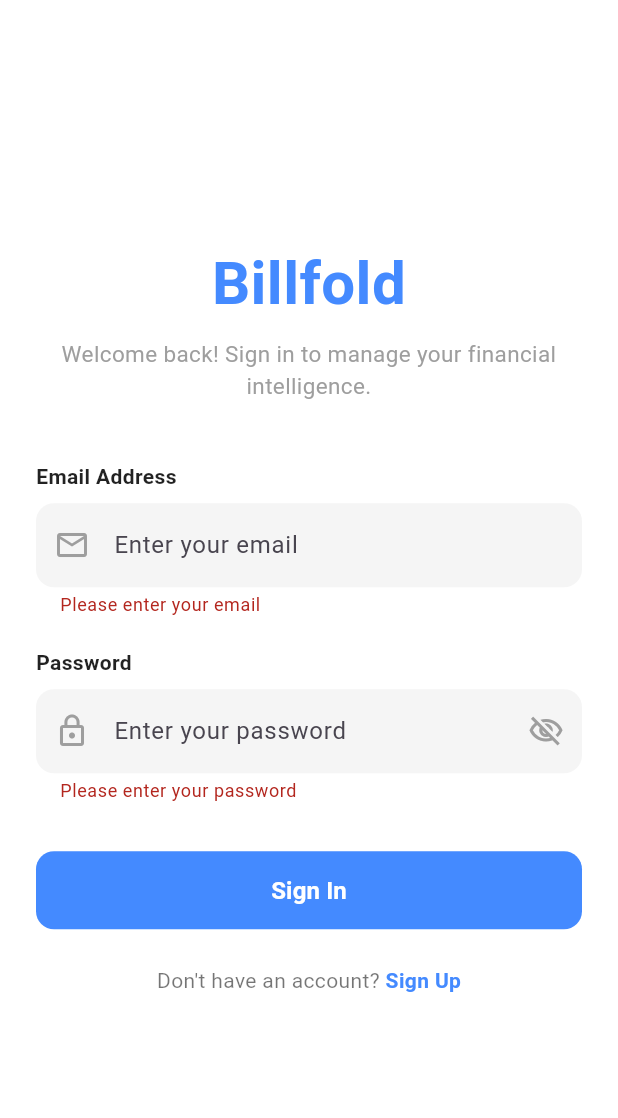
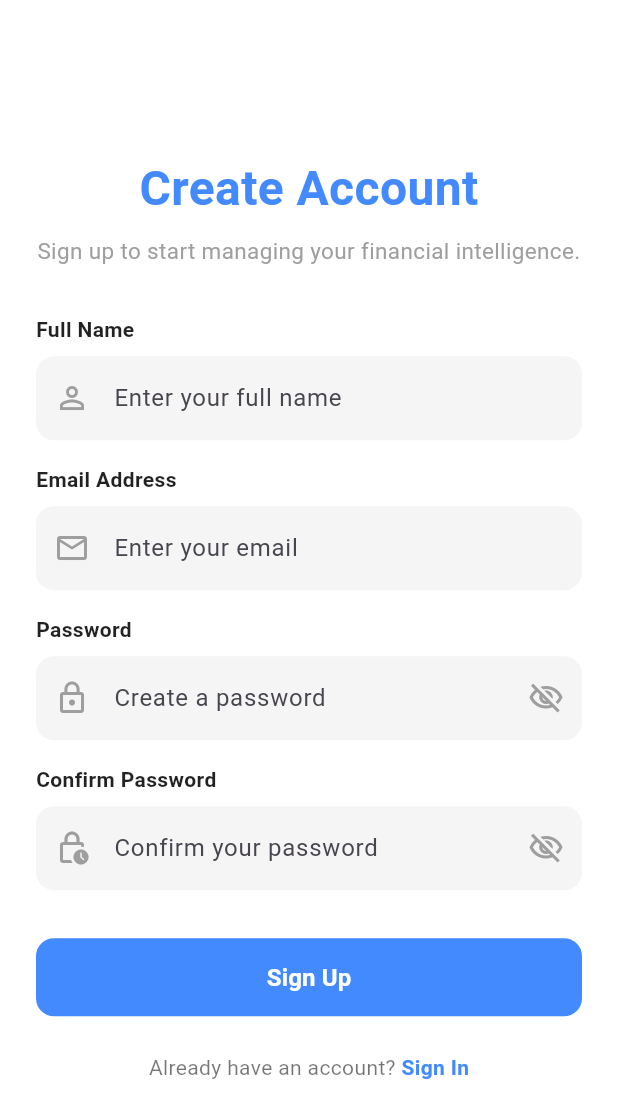
Before and after one commit to Thamindu16/billfold-application-fyp, a Flutter app: the screen it shows after launch, after a tap on "Sign In", after a tap on "Sign Up", on a phone screen of 412 x 824 dp. Shown: the top 1118 px of the screen. Run offline on Flutter 3.47's test engine with Material 3 defaults, Android fonts, the phone set to English and light mode, and no system bars.

Commit message:
Implement RegisterView and setup navigation between auth screens

```diff
--- a/lib/views/auth/login_view.dart
+++ b/lib/views/auth/login_view.dart
@@ -1,4 +1,8 @@
+// Core Flutter package containing Material Design UI widgets like Buttons and TextFields
 import 'package:flutter/material.dart';
+
+// Connecting the Register screen so we can navigate to it when the user clicks Sign Up
+import 'register_view.dart';
 
 class LoginView extends StatefulWidget {
   const LoginView({super.key});
@@ -8,13 +12,19 @@ class LoginView extends StatefulWidget {
 }
 
 class _LoginViewState extends State<LoginView> {
+  // GlobalKey is used to access and validate the Form state from anywhere in the widget tree
   final _formKey = GlobalKey<FormState>();
+
+  // Controllers to capture and retrieve text entered by the user in the input fields
   final TextEditingController _emailController = TextEditingController();
   final TextEditingController _passwordController = TextEditingController();
+
+  // State variable to toggle password visibility (True means Hidden, False means Visible)
   bool _isPasswordHidden = true;
 
   @override
   void dispose() {
+    // Clean up memory. Disposing controllers prevents memory leaks when this screen is closed
     _emailController.dispose();
     _passwordController.dispose();
     super.dispose();
@@ -23,30 +33,33 @@ class _LoginViewState extends State<LoginView> {
   @override
   Widget build(BuildContext context) {
     return Scaffold(
-      backgroundColor: Colors.white, // Force explicit white background
+      backgroundColor:
+          Colors.white, // Clean white background for modern UI design
       body: SafeArea(
+        // SafeArea protects the UI from overlapping with phone notches or status bars
         child: Center(
           child: SingleChildScrollView(
+            // ScrollView prevents UI breaking or pixel overflow errors when the keyboard pops up
             padding: const EdgeInsets.symmetric(horizontal: 24.0),
             child: Container(
               constraints: const BoxConstraints(
                 maxWidth: 400,
-              ), // Perfect for Web/Tab view
+              ), // Optimizes layout width for larger screens
               child: Form(
-                key: _formKey,
+                key:
+                    _formKey, // Attaching the key to monitor form field validations
                 child: Column(
                   mainAxisAlignment: MainAxisAlignment.center,
-                  crossAxisAlignment:
-                      CrossAxisAlignment.stretch, // Stretch buttons nicely
+                  crossAxisAlignment: CrossAxisAlignment.stretch,
                   children: [
-                    // App Branding Section
+                    // App Branding Title Section
                     const Text(
                       "Billfold",
                       textAlign: TextAlign.center,
                       style: TextStyle(
-                        fontSize: 40,
+                        fontSize: 36,
                         fontWeight: FontWeight.bold,
-                        color: Colors.blueAccent, // Fallback safe color
+                        color: Colors.blueAccent,
                       ),
                     ),
                     const SizedBox(height: 8),
@@ -55,9 +68,9 @@ class _LoginViewState extends State<LoginView> {
                       textAlign: TextAlign.center,
                       style: TextStyle(fontSize: 15, color: Colors.grey),
                     ),
-                    const SizedBox(height: 40),
+                    const SizedBox(height: 32),
 
-                    // Email Input Field
+                    // Email Input Header and Field
                     const Text(
                       "Email Address",
                       style: TextStyle(
@@ -69,21 +82,25 @@ class _LoginViewState extends State<LoginView> {
                     const SizedBox(height: 8),
                     TextFormField(
                       controller: _emailController,
-                      keyboardType: TextInputType.emailAddress,
+                      keyboardType: TextInputType
+                          .emailAddress, // Optimizes mobile keyboard with the @ symbol
                       style: const TextStyle(color: Colors.black),
                       decoration: InputDecoration(
                         hintText: "Enter your email",
                         prefixIcon: const Icon(
                           Icons.email_outlined,
                           color: Colors.grey,
-                        ),
+                        ), // Visual cue for Email
                         filled: true,
-                        fillColor: Colors.grey[100],
+                        fillColor: Colors
+                            .grey[100], // Soft gray background for modern look
                         border: OutlineInputBorder(
                           borderRadius: BorderRadius.circular(12),
-                          borderSide: BorderSide.none,
+                          borderSide: BorderSide
+                              .none, // Removes default harsh black border
                         ),
                       ),
+                      // Validation logic triggered during form submission
                       validator: (value) {
                         if (value == null || value.isEmpty) {
                           return 'Please enter your email';
@@ -91,9 +108,9 @@ class _LoginViewState extends State<LoginView> {
                         return null;
                       },
                     ),
-                    const SizedBox(height: 20),
+                    const SizedBox(height: 16),
 
-                    // Password Input Field
+                    // Password Input Header and Field
                     const Text(
                       "Password",
                       style: TextStyle(
@@ -105,14 +122,15 @@ class _LoginViewState extends State<LoginView> {
                     const SizedBox(height: 8),
                     TextFormField(
                       controller: _passwordController,
-                      obscureText: _isPasswordHidden,
+                      obscureText:
+                          _isPasswordHidden, // Dynamic switching between dots and plain text
                       style: const TextStyle(color: Colors.black),
                       decoration: InputDecoration(
                         hintText: "Enter your password",
                         prefixIcon: const Icon(
                           Icons.lock_outline,
                           color: Colors.grey,
-                        ),
+                        ), // Visual cue for Password
                         filled: true,
                         fillColor: Colors.grey[100],
                         border: OutlineInputBorder(
@@ -120,6 +138,7 @@ class _LoginViewState extends State<LoginView> {
                           borderSide: BorderSide.none,
                         ),
                         suffixIcon: IconButton(
+                          // Toggles the eye icon based on whether password is shown or hidden
                           icon: Icon(
                             _isPasswordHidden
                                 ? Icons.visibility_off_outlined
@@ -128,7 +147,8 @@ class _LoginViewState extends State<LoginView> {
                           ),
                           onPressed: () {
                             setState(() {
-                              _isPasswordHidden = !_isPasswordHidden;
+                              _isPasswordHidden =
+                                  !_isPasswordHidden; // Triggers UI re-render with new state
                             });
                           },
                         ),
@@ -142,7 +162,7 @@ class _LoginViewState extends State<LoginView> {
                     ),
                     const SizedBox(height: 32),
 
-                    // Login Button (Standalone styling)
+                    // Action Button Sign In
                     SizedBox(
                       height: 52,
                       child: ElevatedButton(
@@ -155,10 +175,11 @@ class _LoginViewState extends State<LoginView> {
                           elevation: 0,
                         ),
                         onPressed: () {
+                          // Validates all text fields inside the form before processing submission
                           if (_formKey.currentState!.validate()) {
                             ScaffoldMessenger.of(context).showSnackBar(
                               const SnackBar(
-                                content: Text('Processing Login Data...'),
+                                content: Text('Processing Sign In...'),
                               ),
                             );
                           }
@@ -174,7 +195,7 @@ class _LoginViewState extends State<LoginView> {
                     ),
                     const SizedBox(height: 24),
 
-                    // Navigation to Register Screen
+                    // Navigation Link to Register Screen
                     Row(
                       mainAxisAlignment: MainAxisAlignment.center,
                       children: [
@@ -184,7 +205,13 @@ class _LoginViewState extends State<LoginView> {
                         ),
                         GestureDetector(
                           onTap: () {
-                            // Navigation logic later
+                            // Pushes RegisterView onto the screen stack cleanly (No const used here)
+                            Navigator.push(
+                              context,
+                              MaterialPageRoute(
+                                builder: (context) => RegisterView(),
+                              ),
+                            );
                           },
                           child: const Text(
                             "Sign Up",
--- a/lib/views/auth/register_view.dart
+++ b/lib/views/auth/register_view.dart
@@ -0,0 +1,315 @@
+// Core Flutter package containing Material Design UI widgets like Buttons and TextFields
+import 'package:flutter/material.dart';
+
+class RegisterView extends StatefulWidget {
+  const RegisterView({super.key});
+
+  @override
+  State<RegisterView> createState() => _RegisterViewState();
+}
+
+class _RegisterViewState extends State<RegisterView> {
+  // GlobalKey handles form states and runs input validations collectively
+  final _formKey = GlobalKey<FormState>();
+
+  // Separate text controllers to capture specific individual inputs independently
+  final TextEditingController _nameController = TextEditingController();
+  final TextEditingController _emailController = TextEditingController();
+  final TextEditingController _passwordController = TextEditingController();
+  final TextEditingController _confirmPasswordController =
+      TextEditingController();
+
+  // Visibility states for password fields to enhance user privacy control
+  bool _isPasswordHidden = true;
+  bool _isConfirmPasswordHidden = true;
+
+  @override
+  void dispose() {
+    // Explicitly killing controllers to free up device RAM and prevent app background lagging
+    _nameController.dispose();
+    _emailController.dispose();
+    _passwordController.dispose();
+    _confirmPasswordController.dispose();
+    super.dispose();
+  }
+
+  @override
+  Widget build(BuildContext context) {
+    return Scaffold(
+      backgroundColor: Colors.white,
+      body: SafeArea(
+        child: Center(
+          child: SingleChildScrollView(
+            padding: const EdgeInsets.symmetric(horizontal: 24.0),
+            child: Container(
+              constraints: const BoxConstraints(maxWidth: 400),
+              child: Form(
+                key: _formKey,
+                child: Column(
+                  mainAxisAlignment: MainAxisAlignment.center,
+                  crossAxisAlignment: CrossAxisAlignment.stretch,
+                  children: [
+                    // Header Section
+                    const Text(
+                      "Create Account",
+                      textAlign: TextAlign.center,
+                      style: TextStyle(
+                        fontSize: 32,
+                        fontWeight: FontWeight.bold,
+                        color: Colors.blueAccent,
+                      ),
+                    ),
+                    const SizedBox(height: 8),
+                    const Text(
+                      "Sign up to start managing your financial intelligence.",
+                      textAlign: TextAlign.center,
+                      style: TextStyle(fontSize: 15, color: Colors.grey),
+                    ),
+                    const SizedBox(height: 32),
+
+                    // Full Name Input Field
+                    const Text(
+                      "Full Name",
+                      style: TextStyle(
+                        fontWeight: FontWeight.w600,
+                        fontSize: 14,
+                        color: Colors.black87,
+                      ),
+                    ),
+                    const SizedBox(height: 8),
+                    TextFormField(
+                      controller: _nameController,
+                      keyboardType: TextInputType.name,
+                      style: const TextStyle(color: Colors.black),
+                      decoration: InputDecoration(
+                        hintText: "Enter your full name",
+                        prefixIcon: const Icon(
+                          Icons.person_outline,
+                          color: Colors.grey,
+                        ),
+                        filled: true,
+                        fillColor: Colors.grey[100],
+                        border: OutlineInputBorder(
+                          borderRadius: BorderRadius.circular(12),
+                          borderSide: BorderSide.none,
+                        ),
+                      ),
+                      validator: (value) {
+                        if (value == null || value.isEmpty) {
+                          return 'Please enter your name';
+                        }
+                        return null;
+                      },
+                    ),
+                    const SizedBox(height: 16),
+
+                    // Email Input Field
+                    const Text(
+                      "Email Address",
+                      style: TextStyle(
+                        fontWeight: FontWeight.w600,
+                        fontSize: 14,
+                        color: Colors.black87,
+                      ),
+                    ),
+                    const SizedBox(height: 8),
+                    TextFormField(
+                      controller: _emailController,
+                      keyboardType: TextInputType.emailAddress,
+                      style: const TextStyle(color: Colors.black),
+                      decoration: InputDecoration(
+                        hintText: "Enter your email",
+                        prefixIcon: const Icon(
+                          Icons.email_outlined,
+                          color: Colors.grey,
+                        ),
+                        filled: true,
+                        fillColor: Colors.grey[100],
+                        border: OutlineInputBorder(
+                          borderRadius: BorderRadius.circular(12),
+                          borderSide: BorderSide.none,
+                        ),
+                      ),
+                      validator: (value) {
+                        if (value == null || value.isEmpty) {
+                          return 'Please enter your email';
+                        }
+                        if (!RegExp(
+                          r'^[\w-\.]+@([\w-]+\.)+[\w-]{2,4}$',
+                        ).hasMatch(value)) {
+                          return 'Please enter a valid email address';
+                        }
+                        return null;
+                      },
+                    ),
+                    const SizedBox(height: 16),
+
+                    // Password Input Field
+                    const Text(
+                      "Password",
+                      style: TextStyle(
+                        fontWeight: FontWeight.w600,
+                        fontSize: 14,
+                        color: Colors.black87,
+                      ),
+                    ),
+                    const SizedBox(height: 8),
+                    TextFormField(
+                      controller: _passwordController,
+                      obscureText: _isPasswordHidden,
+                      style: const TextStyle(color: Colors.black),
+                      decoration: InputDecoration(
+                        hintText: "Create a password",
+                        prefixIcon: const Icon(
+                          Icons.lock_outline,
+                          color: Colors.grey,
+                        ),
+                        filled: true,
+                        fillColor: Colors.grey[100],
+                        border: OutlineInputBorder(
+                          borderRadius: BorderRadius.circular(12),
+                          borderSide: BorderSide.none,
+                        ),
+                        suffixIcon: IconButton(
+                          icon: Icon(
+                            _isPasswordHidden
+                                ? Icons.visibility_off_outlined
+                                : Icons.visibility_outlined,
+                            color: Colors.grey,
+                          ),
+                          onPressed: () {
+                            setState(() {
+                              _isPasswordHidden = !_isPasswordHidden;
+                            });
+                          },
+                        ),
+                      ),
+                      validator: (value) {
+                        if (value == null || value.isEmpty) {
+                          return 'Please enter a password';
+                        }
+                        if (value.length < 6) {
+                          return 'Password must be at least 6 characters';
+                        }
+                        return null;
+                      },
+                    ),
+                    const SizedBox(height: 16),
+
+                    // Confirm Password Input Field
+                    const Text(
+                      "Confirm Password",
+                      style: TextStyle(
+                        fontWeight: FontWeight.w600,
+                        fontSize: 14,
+                        color: Colors.black87,
+                      ),
+                    ),
+                    const SizedBox(height: 8),
+                    TextFormField(
+                      controller: _confirmPasswordController,
+                      obscureText: _isConfirmPasswordHidden,
+                      style: const TextStyle(color: Colors.black),
+                      decoration: InputDecoration(
+                        hintText: "Confirm your password",
+                        prefixIcon: const Icon(
+                          Icons.lock_clock_outlined,
+                          color: Colors.grey,
+                        ),
+                        filled: true,
+                        fillColor: Colors.grey[100],
+                        border: OutlineInputBorder(
+                          borderRadius: BorderRadius.circular(12),
+                          borderSide: BorderSide.none,
+                        ),
+                        suffixIcon: IconButton(
+                          icon: Icon(
+                            _isConfirmPasswordHidden
+                                ? Icons.visibility_off_outlined
+                                : Icons.visibility_outlined,
+                            color: Colors.grey,
+                          ),
+                          onPressed: () {
+                            setState(() {
+                              _isConfirmPasswordHidden =
+                                  !_isConfirmPasswordHidden;
+                            });
+                          },
+                        ),
+                      ),
+                      validator: (value) {
+                        if (value == null || value.isEmpty) {
+                          return 'Please confirm your password';
+                        }
+                        if (value != _passwordController.text) {
+                          return 'Passwords do not match';
+                        }
+                        return null;
+                      },
+                    ),
+                    const SizedBox(height: 32),
+
+                    // Action Button Sign Up
+                    SizedBox(
+                      height: 52,
+                      child: ElevatedButton(
+                        style: ElevatedButton.styleFrom(
+                          backgroundColor: Colors.blueAccent,
+                          foregroundColor: Colors.white,
+                          shape: RoundedRectangleBorder(
+                            borderRadius: BorderRadius.circular(12),
+                          ),
+                          elevation: 0,
+                        ),
+                        onPressed: () {
+                          if (_formKey.currentState!.validate()) {
+                            ScaffoldMessenger.of(context).showSnackBar(
+                              const SnackBar(
+                                content: Text('Processing Registration...'),
+                              ),
+                            );
+                          }
+                        },
+                        child: const Text(
+                          "Sign Up",
+                          style: TextStyle(
+                            fontSize: 16,
+                            fontWeight: FontWeight.bold,
+                          ),
+                        ),
+                      ),
+                    ),
+                    const SizedBox(height: 24),
+
+                    // Navigation Link back to Login Screen
+                    Row(
+                      mainAxisAlignment: MainAxisAlignment.center,
+                      children: [
+                        const Text(
+                          "Already have an account? ",
+                          style: TextStyle(color: Colors.black54),
+                        ),
+                        GestureDetector(
+                          onTap: () {
+                            Navigator.pop(context);
+                          },
+                          child: const Text(
+                            "Sign In",
+                            style: TextStyle(
+                              color: Colors.blueAccent,
+                              fontWeight: FontWeight.bold,
+                            ),
+                          ),
+                        ),
+                      ],
+                    ),
+                  ],
+                ),
+              ),
+            ),
+          ),
+        ),
+      ),
+    );
+  }
+}
```
